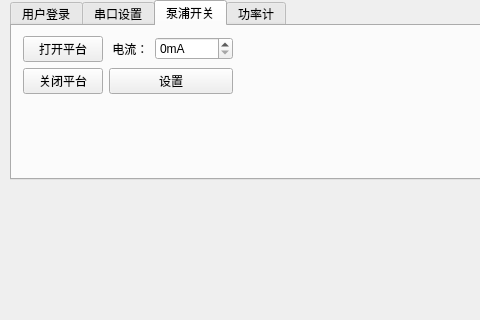
lidingke/xiexiao, file UI/main.ui: the form before one commit; both pictures show x 0 to 480 and y 0 to 320 of the 1140 by 597 pixel window.
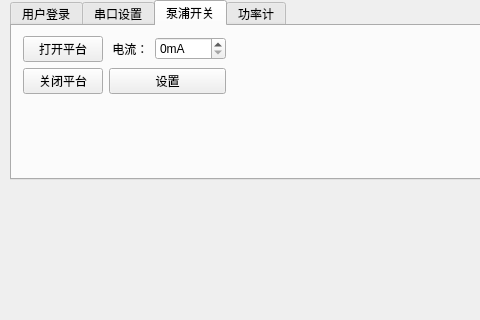
The form after the commit. The open tabs and pages were chosen to show the change.

```diff
--- a/UI/main.ui
+++ b/UI/main.ui
@@ -223,7 +223,7 @@
               <string>mA</string>
              </property>
              <property name="maximum">
-              <number>10000</number>
+              <number>7500</number>
              </property>
              <property name="singleStep">
               <number>50</number>
```
Left out of the diff: 4 changed lines with no effect on the pictures.
